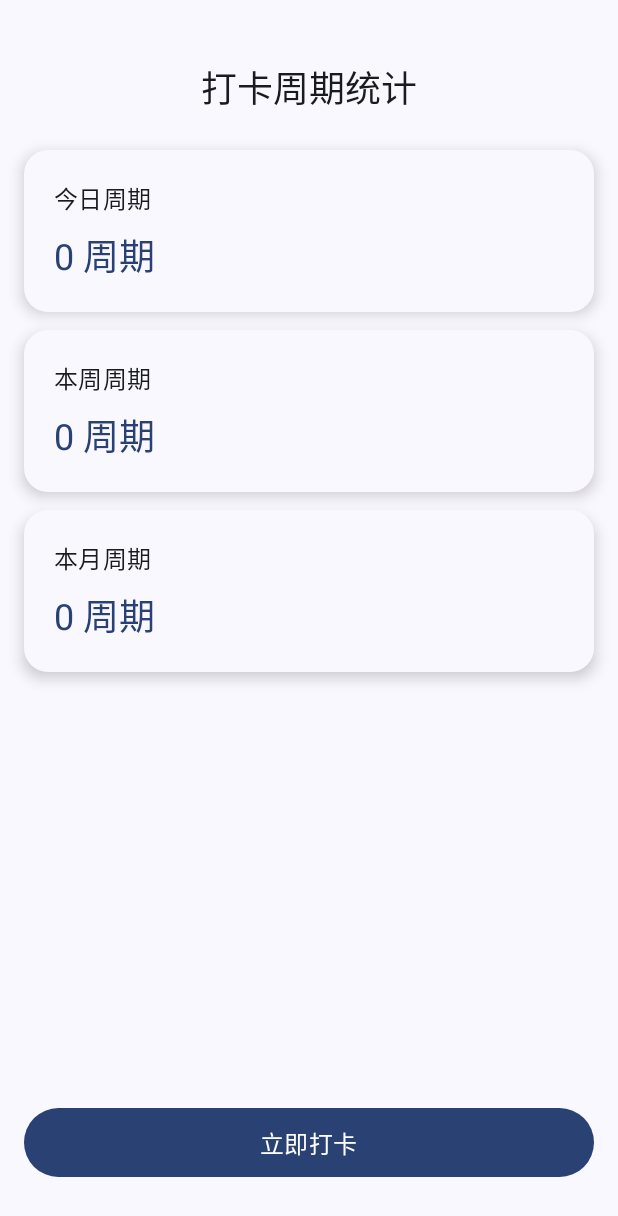
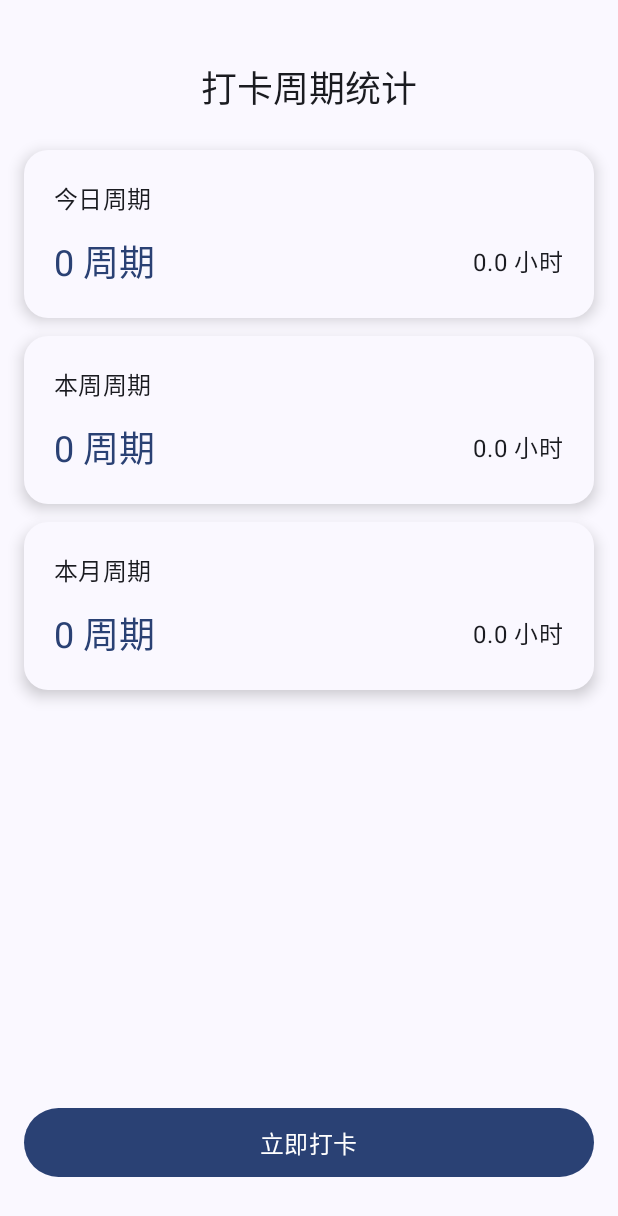
Before and after one commit to Sh-Fang/Duration, an Android app built with Jetpack Compose: the screen it shows after launch (MainActivity), on a phone screen of 412 x 824 dp. Shown: the top 1216 px of the screen. Run offline under Robolectric (Android 15) with nearby library versions, the phone set to English and light mode, and no system bars.

Commit message:
UI添加小时显示

```diff
--- a/app/src/main/java/com/example/duration/ui/screen/DurationTrackerScreen.kt
+++ b/app/src/main/java/com/example/duration/ui/screen/DurationTrackerScreen.kt
@@ -10,7 +10,6 @@ import androidx.compose.ui.Modifier
 import androidx.compose.ui.unit.dp
 import androidx.lifecycle.viewmodel.compose.viewModel
 import com.example.duration.viewmodel.DurationViewModel
-import java.time.LocalDateTime
 
 @RequiresApi(26)
 @Composable
@@ -67,12 +66,25 @@ fun StatCard(title: String, value: Int) {
     ) {
         Column(modifier = Modifier.padding(20.dp)) {
             Text(text = title, style = MaterialTheme.typography.titleMedium)
-            Spacer(modifier = Modifier.height(8.dp))
-            Text(
-                text = "$value 周期",
-                style = MaterialTheme.typography.headlineSmall,
-                color = MaterialTheme.colorScheme.primary
-            )
+            Spacer(modifier = Modifier.height(12.dp))
+
+            // 使用 Row 显示左边是周期，右边是小时
+            Row(
+                modifier = Modifier.fillMaxWidth(),
+                horizontalArrangement = Arrangement.SpaceBetween,
+                verticalAlignment = Alignment.CenterVertically
+            ) {
+                Text(
+                    text = "$value 周期",
+                    style = MaterialTheme.typography.headlineSmall,
+                    color = MaterialTheme.colorScheme.primary
+                )
+                Text(
+                    text = "%.1f 小时".format(value * 0.5f),
+                    style = MaterialTheme.typography.bodyLarge,
+                    color = MaterialTheme.colorScheme.onSurface
+                )
+            }
         }
     }
 }
```
